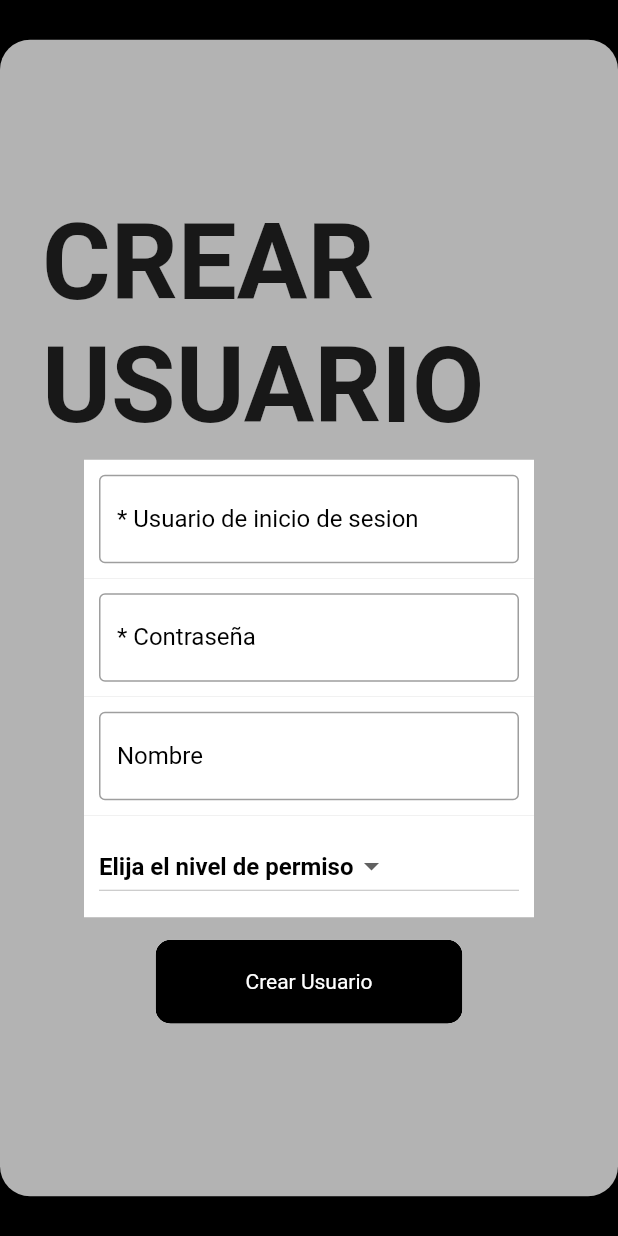
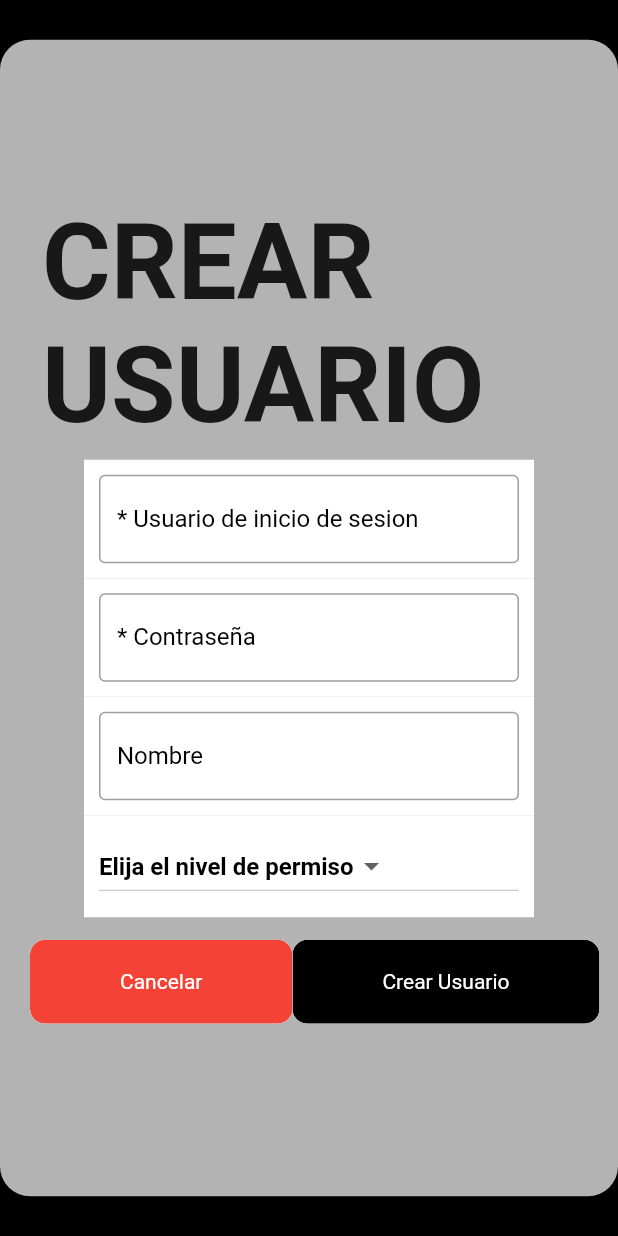
Before and after one commit to AleMancilla/taller-272-blog, a Flutter app: the CreateUserPage screen opened directly, on a phone screen of 412 x 824 dp. Run offline on Flutter 3.47's test engine with Material 2 defaults, Android fonts, the light colour scheme and no system bars; our stand-ins replace bloc, cloud_firestore, firebase_core, flutter_bloc, flutter_widget_from_html_core, shared_preferences; missing offline and left inert: fwfh_webview, status_alert, universal_html; accounts and stored records are empty; network calls fail.

Commit message:
add credits

```diff
--- a/lib/admin/presentation/widget/atom/atom_button_login.dart
+++ b/lib/admin/presentation/widget/atom/atom_button_login.dart
@@ -1,10 +1,12 @@
 import 'package:flutter/material.dart';
 
 class AtomButtonGlobal extends StatelessWidget {
-  const AtomButtonGlobal({Key? key, required this.textButton, this.onTap})
+  const AtomButtonGlobal(
+      {Key? key, required this.textButton, this.onTap, this.color})
       : super(key: key);
   final String textButton;
   final Function? onTap;
+  final Color? color;
 
   @override
   Widget build(BuildContext context) {
@@ -17,7 +19,7 @@ class AtomButtonGlobal extends StatelessWidget {
             child: Ink(
               padding: const EdgeInsets.symmetric(horizontal: 60, vertical: 20),
               decoration: BoxDecoration(
-                color: Colors.black,
+                color: color ?? Colors.black,
                 borderRadius: BorderRadius.circular(10),
               ),
               child: Text(
--- a/lib/admin/presentation/widget/template/template_create_user.dart
+++ b/lib/admin/presentation/widget/template/template_create_user.dart
@@ -52,9 +52,20 @@ class TemplateCreateUser extends StatelessWidget {
             ],
             defaultText: 'Elija el nivel de permiso',
           ),
-          AtomButtonGlobal(
-            textButton: 'Crear Usuario',
-            onTap: registerUser,
+          Row(
+            mainAxisSize: MainAxisSize.min,
+            mainAxisAlignment: MainAxisAlignment.spaceAround,
+            children: [
+              AtomButtonGlobal(
+                textButton: 'Cancelar',
+                onTap: () => Navigator.pop(context),
+                color: Colors.red,
+              ),
+              AtomButtonGlobal(
+                textButton: 'Crear Usuario',
+                onTap: registerUser,
+              ),
+            ],
           ),
         ],
       ),
--- a/lib/admin/presentation/widget/template/template_user_list_edit.dart
+++ b/lib/admin/presentation/widget/template/template_user_list_edit.dart
@@ -16,8 +16,8 @@ class TemplateUserListEdit extends StatelessWidget {
       child: Row(
         children: [
           Icon(Icons.person),
-          Text(user.user),
-          Text(user.name ?? 'No Data'),
+          Expanded(child: Text(user.user)),
+          Expanded(child: Text(user.name ?? 'No Data')),
           PersonalizedSingleButton(
             text: 'Edit',
             ontap: () {
--- a/lib/article/presentation/widgets/template/article_page_template.dart
+++ b/lib/article/presentation/widgets/template/article_page_template.dart
@@ -32,6 +32,7 @@ class ArticlePageTemplate extends StatelessWidget {
             ),
             AtomTitle(title: article.title),
             AtomBodyHTML(description: article.description),
+            Text(article.collaborators.toString()),
           ],
         ),
       ),
--- a/lib/article/presentation/widgets/template/item_article.dart
+++ b/lib/article/presentation/widgets/template/item_article.dart
@@ -33,6 +33,7 @@ class ItemArticle extends StatelessWidget {
                   title: '${articleModel.orderLevel} - ${articleModel.title}',
                   seeMore: () => _onpress(context)),
               PersonalizedBodyArticle(description: articleModel.description),
+              const SizedBox(width: 20),
               _personalizedImageArticle(),
             ],
           ),
--- a/pubspec.yaml
+++ b/pubspec.yaml
@@ -71,8 +71,9 @@ flutter:
   uses-material-design: true
 
   # To add assets to your application, add an assets section, like this:
-  # assets:
-  #   - images/a_dot_burr.jpeg
+  assets:
+    - assets/
+    - assets/images/
   #   - images/a_dot_ham.jpeg
 
   # An image asset can refer to one or more resolution-specific "variants", see
```
Also changed, not shown: lib/article/presentation/widgets/molecule/personalized_title.dart (+22 -4 lines), lib/article/presentation/widgets/template/personalized_buttom_info.dart (+29 -2 lines), lib/article/presentation/widgets/template/template_create_article.dart (+14 -4 lines), assets/images/UMSA.png (added), assets/images/fcpn.png (added), assets/images/informatica.png (added).
